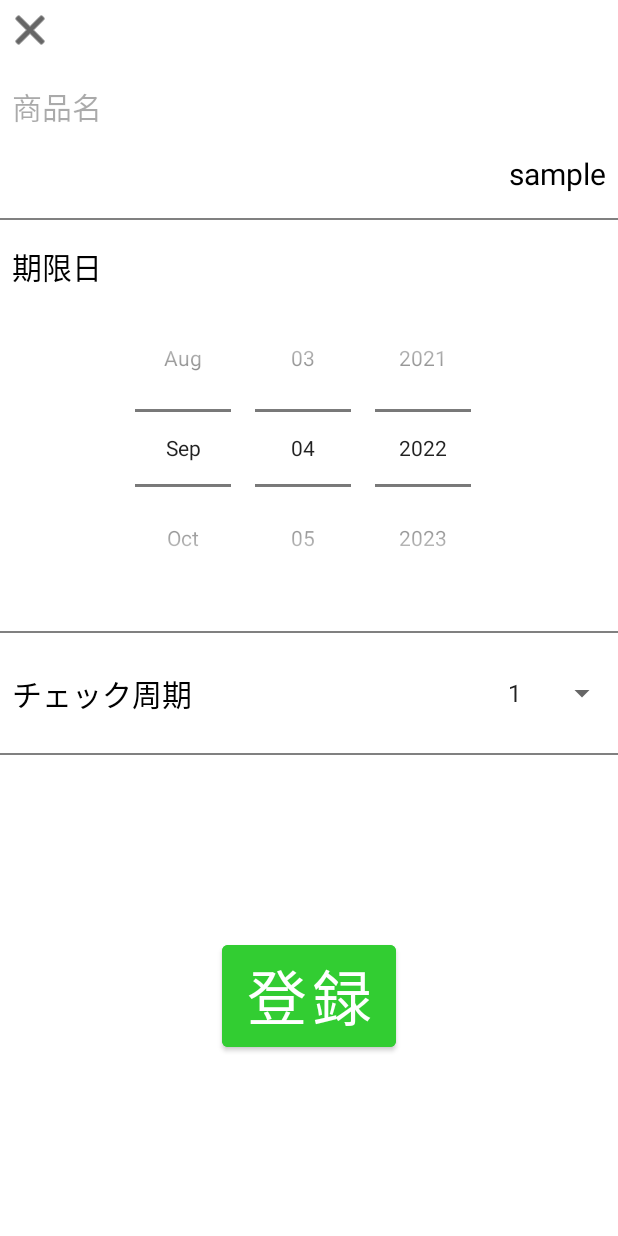
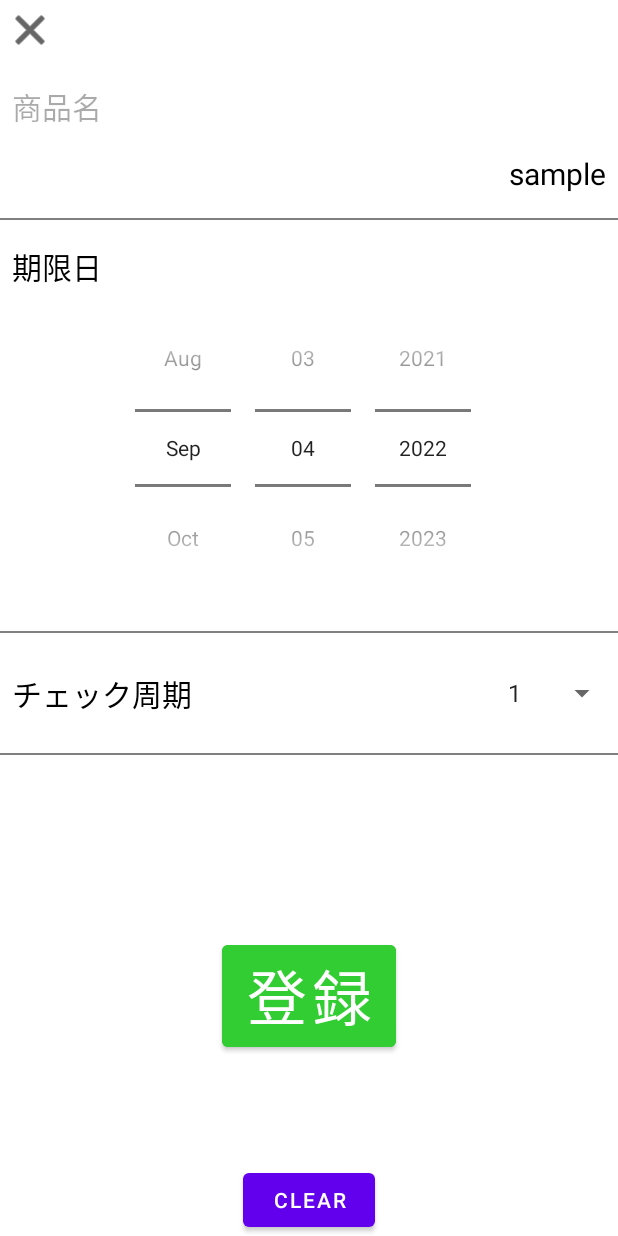
Before and after one commit to tabatad/DeadlineMonitor, an Android app: the screen it shows after launch (MainActivity), after a tap on "BUTTON", on a phone screen of 412 x 824 dp. Run offline under Robolectric (Android 15) with nearby library versions, the phone set to English and light mode, and no system bars; our stand-ins replace Room's generated code, data binding; libraries missing offline, so code that uses them is left out: com.journeyapps.barcodescanner.

Commit message:
[add]itemInfoの登録を実装

```diff
--- a/app/build.gradle
+++ b/app/build.gradle
@@ -54,9 +54,15 @@ dependencies {
     implementation("androidx.navigation:navigation-fragment-ktx:2.5.1")
     implementation("androidx.navigation:navigation-ui-ktx:2.5.1")
 
+    // Lifecycle
+    implementation("androidx.lifecycle:lifecycle-viewmodel-ktx:2.5.1")
+
     // Room
     implementation("androidx.room:room-runtime:2.4.3")
     annotationProcessor("androidx.room:room-compiler:2.4.3")
     kapt("androidx.room:room-compiler:2.4.3")
     implementation("androidx.room:room-ktx:2.4.3")
+
+    // Timber
+    implementation 'com.jakewharton.timber:timber:5.0.1'
 }
--- a/app/src/main/java/com/tabata/deadlinemonitor/ItemInfoFragment.kt
+++ /dev/null
@@ -1,48 +0,0 @@
-package com.tabata.deadlinemonitor
-
-import android.app.DatePickerDialog
-import android.os.Bundle
-import android.view.LayoutInflater
-import android.view.View
-import android.view.ViewGroup
-import android.widget.ArrayAdapter
-import android.widget.DatePicker
-import android.widget.TextView
-import androidx.databinding.DataBindingUtil
-import androidx.fragment.app.Fragment
-import androidx.navigation.fragment.navArgs
-import com.tabata.deadlinemonitor.databinding.FragmentItemInfoBinding
-
-class ItemInfoFragment : Fragment(), DatePickerDialog.OnDateSetListener {
-
-    private val args: ItemInfoFragmentArgs by navArgs()
-    private lateinit var dataPickerText: TextView
-
-    override fun onCreateView(
-        inflater: LayoutInflater, container: ViewGroup?,
-        savedInstanceState: Bundle?
-    ): View {
-
-        val binding: FragmentItemInfoBinding = DataBindingUtil.inflate(
-            inflater, R.layout.fragment_item_info, container, false
-        )
-
-        binding.janCode.text = args.janCode
-
-        val spinnerItems = (1..12).toList()
-        val adapter = ArrayAdapter(
-            requireContext(),
-            android.R.layout.simple_spinner_item,
-            spinnerItems
-        )
-        binding.checkCycleSpinner.adapter = adapter
-
-        return binding.root
-    }
-
-    override fun onDateSet(view: DatePicker?, year: Int, month: Int, day: Int) {
-        val showText = "${year}年${month + 1}月${day}日"
-        dataPickerText.text = showText
-    }
-
-}
--- a/app/src/main/java/com/tabata/deadlinemonitor/database/ItemInfoDao.kt
+++ b/app/src/main/java/com/tabata/deadlinemonitor/database/ItemInfoDao.kt
@@ -2,9 +2,13 @@ package com.tabata.deadlinemonitor.database
 
 import androidx.room.Dao
 import androidx.room.Insert
+import androidx.room.Query
 
 @Dao
 interface ItemInfoDao {
     @Insert
     suspend fun insert(itemInfo: ItemInfo)
+
+    @Query("DELETE FROM item_info_table")
+    suspend fun clear()
 }
--- /dev/null
+++ b/app/src/main/java/com/tabata/deadlinemonitor/iteminfo/ItemInfoFragment.kt
@@ -0,0 +1,106 @@
+package com.tabata.deadlinemonitor.iteminfo
+
+import android.os.Build
+import android.os.Bundle
+import android.view.LayoutInflater
+import android.view.View
+import android.view.ViewGroup
+import android.widget.AdapterView
+import android.widget.ArrayAdapter
+import android.widget.DatePicker
+import androidx.databinding.DataBindingUtil
+import androidx.fragment.app.Fragment
+import androidx.lifecycle.ViewModelProvider
+import androidx.navigation.fragment.findNavController
+import androidx.navigation.fragment.navArgs
+import com.google.android.material.snackbar.Snackbar
+import com.tabata.deadlinemonitor.R
+import com.tabata.deadlinemonitor.database.ItemInfoDatabase
+import com.tabata.deadlinemonitor.databinding.FragmentItemInfoBinding
+import java.util.*
+
+class ItemInfoFragment : Fragment(), DatePicker.OnDateChangedListener {
+
+    private val args: ItemInfoFragmentArgs by navArgs()
+    lateinit var itemInfoViewModel: ItemInfoViewModel
+
+    override fun onCreateView(
+        inflater: LayoutInflater, container: ViewGroup?,
+        savedInstanceState: Bundle?
+    ): View {
+
+        // binding設定
+        val binding: FragmentItemInfoBinding = DataBindingUtil.inflate(
+            inflater, R.layout.fragment_item_info, container, false
+        )
+
+        val application = requireNotNull(this.activity).application
+        val dataSource = ItemInfoDatabase.getInstance(application).itemInfoDao
+        val viewModelFactory = ItemInfoViewModelFactory(dataSource, application)
+        itemInfoViewModel = ViewModelProvider(
+            this, viewModelFactory
+        )[ItemInfoViewModel::class.java]
+        binding.itemInfoViewModel = itemInfoViewModel
+        binding.lifecycleOwner = viewLifecycleOwner
+
+        // スキャンしたJANの表示
+        itemInfoViewModel.janCode.value = args.janCode
+
+        // スピナーの設定
+        val spinnerItems = (1..12).toList()
+        val adapter = ArrayAdapter(
+            requireContext(),
+            android.R.layout.simple_spinner_item,
+            spinnerItems
+        )
+        binding.checkCycleSpinner.adapter = adapter
+
+        // スピナーのリスナーの設定
+        binding.checkCycleSpinner.onItemSelectedListener =
+            object : AdapterView.OnItemSelectedListener {
+                override fun onItemSelected(
+                    parent: AdapterView<*>?,
+                    view: View?,
+                    position: Int,
+                    id: Long
+                ) {
+                    if (parent != null) {
+                        itemInfoViewModel.checkCycle = parent.selectedItem.toString().toInt()
+                    }
+                }
+
+                override fun onNothingSelected(parent: AdapterView<*>?) {}
+            }
+
+        // DatePickerのリスナーの設定
+        if (Build.VERSION.SDK_INT >= Build.VERSION_CODES.O) {
+            binding.datePicker.setOnDateChangedListener(this)
+        }
+
+        // 登録ボタンのオブザーバー
+        // insert後に実行
+        itemInfoViewModel.registerEvent.observe(viewLifecycleOwner) {
+            if (it == true) {
+                Snackbar.make(
+                    requireActivity().findViewById(android.R.id.content),
+                    "登録完了",
+                    Snackbar.LENGTH_SHORT
+                ).show()
+
+                this.findNavController().navigate(
+                    ItemInfoFragmentDirections.actionItemInfoFragmentToHomeFragment()
+                )
+                itemInfoViewModel.doneRegister()
+            }
+        }
+
+        return binding.root
+    }
+
+    // DatePickerが操作されたときに実行
+    override fun onDateChanged(view: DatePicker?, year: Int, month: Int, day: Int) {
+        val calendar = Calendar.getInstance()
+        calendar.set(year, month, day)
+        itemInfoViewModel.deadlineDate = calendar.time
+    }
+}
--- /dev/null
+++ b/app/src/main/java/com/tabata/deadlinemonitor/iteminfo/ItemInfoViewModel.kt
@@ -0,0 +1,59 @@
+package com.tabata.deadlinemonitor.iteminfo
+
+import android.app.Application
+import androidx.lifecycle.AndroidViewModel
+import androidx.lifecycle.LiveData
+import androidx.lifecycle.MutableLiveData
+import androidx.lifecycle.viewModelScope
+import com.tabata.deadlinemonitor.database.ItemInfo
+import com.tabata.deadlinemonitor.database.ItemInfoDao
+import kotlinx.coroutines.launch
+import java.util.*
+
+class ItemInfoViewModel(
+    private val database: ItemInfoDao,
+    application: Application
+) : AndroidViewModel(application) {
+
+    lateinit var itemInfo: ItemInfo
+    val janCode = MutableLiveData<String>()
+    val itemName = MutableLiveData<String>()
+    var deadlineDate = Date()
+    var checkCycle = -1
+
+    private val _registerEvent = MutableLiveData<Boolean>()
+    val registerEvent: LiveData<Boolean>
+        get() = _registerEvent
+
+    // 登録ボタンがタップされると実行
+    fun onRegister() {
+        viewModelScope.launch {
+            itemInfo = ItemInfo(
+                janCode.value.toString(),
+                itemName.value.toString(),
+                deadlineDate,
+                checkCycle
+            )
+            insert(itemInfo)
+            _registerEvent.value = true
+        }
+    }
+
+    private suspend fun insert(itemInfo: ItemInfo) {
+        database.insert(itemInfo)
+    }
+
+    fun onClear() {
+        viewModelScope.launch {
+            clear()
+        }
+    }
+
+    private suspend fun clear() {
+        database.clear()
+    }
+
+    fun doneRegister() {
+        _registerEvent.value = false
+    }
+}
--- /dev/null
+++ b/app/src/main/java/com/tabata/deadlinemonitor/iteminfo/ItemInfoViewModelFactory.kt
@@ -0,0 +1,18 @@
+package com.tabata.deadlinemonitor.iteminfo
+
+import android.app.Application
+import androidx.lifecycle.ViewModel
+import androidx.lifecycle.ViewModelProvider
+import com.tabata.deadlinemonitor.database.ItemInfoDao
+
+class ItemInfoViewModelFactory(
+    private val dataSource: ItemInfoDao,
+    private val application: Application): ViewModelProvider.Factory {
+    @Suppress("UNCHECKED_CAST")
+    override fun <T : ViewModel> create(modelClass: Class<T>): T {
+        if (modelClass.isAssignableFrom(ItemInfoViewModel::class.java)) {
+            return ItemInfoViewModel(dataSource, application) as T
+        }
+        throw IllegalArgumentException("Unknown ViewModel class")
+    }
+}
--- a/app/src/main/res/layout/fragment_item_info.xml
+++ b/app/src/main/res/layout/fragment_item_info.xml
@@ -3,10 +3,16 @@
     xmlns:app="http://schemas.android.com/apk/res-auto"
     xmlns:tools="http://schemas.android.com/tools">
 
+    <data>
+        <variable
+            name="itemInfoViewModel"
+            type="com.tabata.deadlinemonitor.iteminfo.ItemInfoViewModel" />
+    </data>
+
     <androidx.constraintlayout.widget.ConstraintLayout
         android:layout_width="match_parent"
         android:layout_height="match_parent"
-        tools:context=".ItemInfoFragment">
+        tools:context=".iteminfo.ItemInfoFragment">
 
         <ImageButton
             android:id="@+id/cancel_button"
@@ -25,16 +31,18 @@
             style="@style/small_text"
             android:autofillHints=""
             android:background="@color/clear"
+            android:text="@={itemInfoViewModel.itemName}"
             android:hint="@string/item_name_hint"
+            android:inputType="textMultiLine"
             android:textColorHint="#55000000"
-            android:inputType="textMultiLine"
             app:layout_constraintStart_toStartOf="parent"
             app:layout_constraintTop_toBottomOf="@+id/cancel_button"
-            tools:ignore="TextContrastCheck" />
+            tools:ignore="TextContrastCheck,TouchTargetSizeCheck" />
 
         <TextView
             android:id="@+id/jan_code"
             style="@style/small_text"
+            android:text="@={itemInfoViewModel.janCode}"
             android:layout_marginEnd="@dimen/small_margin"
             app:layout_constraintEnd_toEndOf="parent"
             app:layout_constraintTop_toBottomOf="@+id/item_name" />
@@ -106,7 +114,7 @@
             app:layout_constraintTop_toBottomOf="@+id/check_cycle_spinner" />
 
         <Button
-            android:id="@+id/resister_button"
+            android:id="@+id/register_button"
             android:layout_width="wrap_content"
             android:layout_height="wrap_content"
             android:backgroundTint="@color/green_button"
@@ -116,7 +124,19 @@
             app:layout_constraintEnd_toEndOf="parent"
             app:layout_constraintStart_toStartOf="parent"
             app:layout_constraintTop_toBottomOf="@+id/bar3"
+            android:onClick="@{() -> itemInfoViewModel.onRegister()}"
             tools:ignore="TextContrastCheck" />
+
+        <Button
+            android:id="@+id/button"
+            android:layout_width="wrap_content"
+            android:layout_height="wrap_content"
+            android:onClick="@{() -> itemInfoViewModel.onClear()}"
+            android:text="Clear"
+            app:layout_constraintBottom_toBottomOf="parent"
+            app:layout_constraintEnd_toEndOf="parent"
+            app:layout_constraintStart_toStartOf="parent"
+            tools:ignore="HardcodedText" />
 
     </androidx.constraintlayout.widget.ConstraintLayout>
 </layout>
--- a/app/src/main/res/navigation/navigation.xml
+++ b/app/src/main/res/navigation/navigation.xml
@@ -16,12 +16,15 @@
     </fragment>
     <fragment
         android:id="@+id/itemInfoFragment"
-        android:name="com.tabata.deadlinemonitor.ItemInfoFragment"
+        android:name="com.tabata.deadlinemonitor.iteminfo.ItemInfoFragment"
         android:label="ItemInfoFragment"
         tools:layout="@layout/fragment_item_info">
 
         <argument
             android:name="jan_code"
             app:argType="string" />
+        <action
+            android:id="@+id/action_itemInfoFragment_to_homeFragment"
+            app:destination="@id/homeFragment" />
     </fragment>
 </navigation>
```
Also changed, not shown: app/src/main/java/com/tabata/deadlinemonitor/database/ItemInfo.kt (+4 -4 lines).
